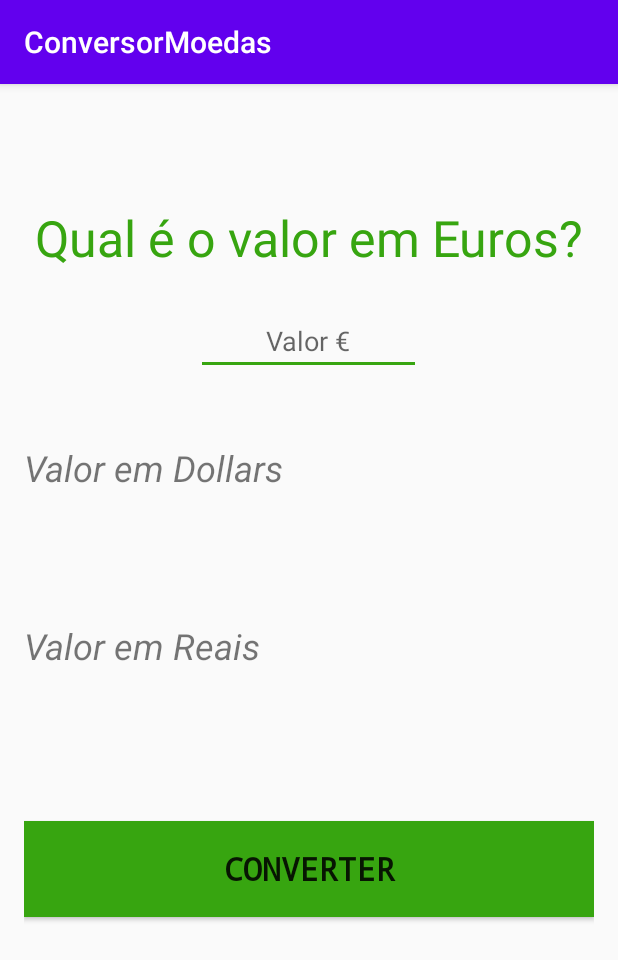
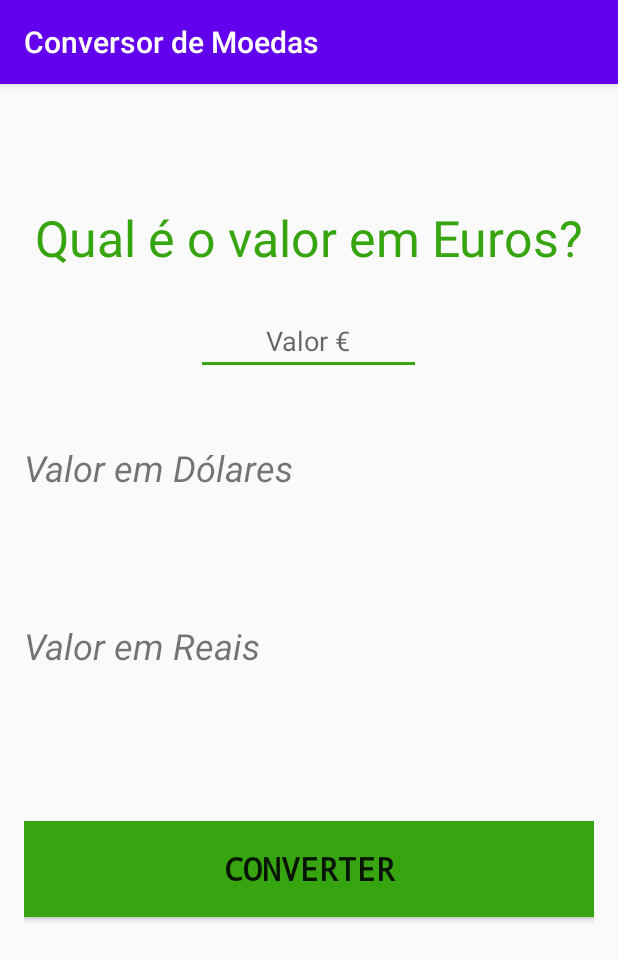
Before and after one commit to NNCoelho/ConversorMoedas, an Android app: the screen it shows after launch (MainActivity), on a phone screen of 412 x 824 dp. Shown: the top 960 px of the screen. Run offline under Robolectric (Android 15) with nearby library versions, the phone set to English and light mode, and no system bars.

Commit message:
Reformat and rearrange code﻿

```diff
--- a/app/src/main/res/values/strings.xml
+++ b/app/src/main/res/values/strings.xml
@@ -1,7 +1,7 @@
 <resources>
-    <string name="app_name">ConversorMoedas</string>
+    <string name="app_name">Conversor de Moedas</string>
     <string name="qual_o_valor_em_euros">Qual é o valor em Euros?</string>
-    <string name="valor_em_dollar">Valor em Dollars</string>
+    <string name="valor_em_dollar">Valor em Dólares</string>
     <string name="valor_em_real">Valor em Reais</string>
     <string name="converter">Converter</string>
     <string name="valor">Valor €</string>
```
